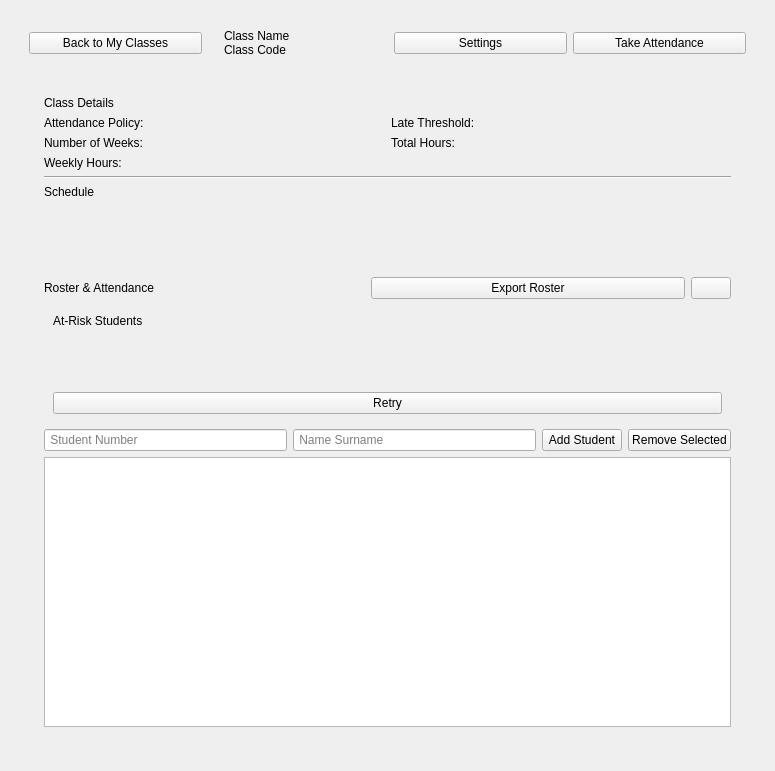
This is ui/class_window.ui in imndllnuri/students-attendance-app as Qt 5 draws it before an edit. The edited form follows.
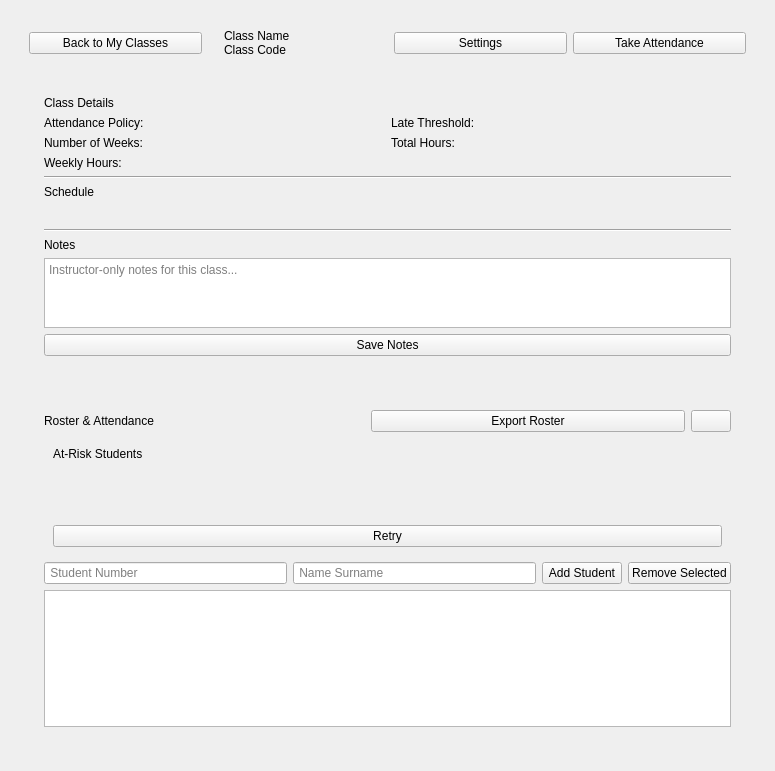
This is the edited form.

Commit message:
#19: Class notes/memo field
Adds a freeform instructor-only notes field per class (defensive
ALTER TABLE for existing DBs, reuses the generic PATCH /classes/<id>
endpoint), editable from the class detail page.

```diff
--- a/ui/class_window.ui
+++ b/ui/class_window.ui
@@ -155,6 +155,27 @@
            <layout class="QGridLayout" name="schedule_grid_layout"/>
           </widget>
          </item>
+         <item>
+          <widget class="Line" name="class_notes_divider">
+           <property name="orientation"><enum>Qt::Horizontal</enum></property>
+          </widget>
+         </item>
+         <item>
+          <widget class="QLabel" name="class_notes_title_lbl">
+           <property name="text"><string>Notes</string></property>
+          </widget>
+         </item>
+         <item>
+          <widget class="QTextEdit" name="class_notes_edit">
+           <property name="placeholderText"><string>Instructor-only notes for this class...</string></property>
+           <property name="maximumSize"><size><width>16777215</width><height>100</height></size></property>
+          </widget>
+         </item>
+         <item>
+          <widget class="QPushButton" name="save_notes_btn">
+           <property name="text"><string>Save Notes</string></property>
+          </widget>
+         </item>
         </layout>
        </widget>
       </item>
```
The commit also changes 9 other files.
